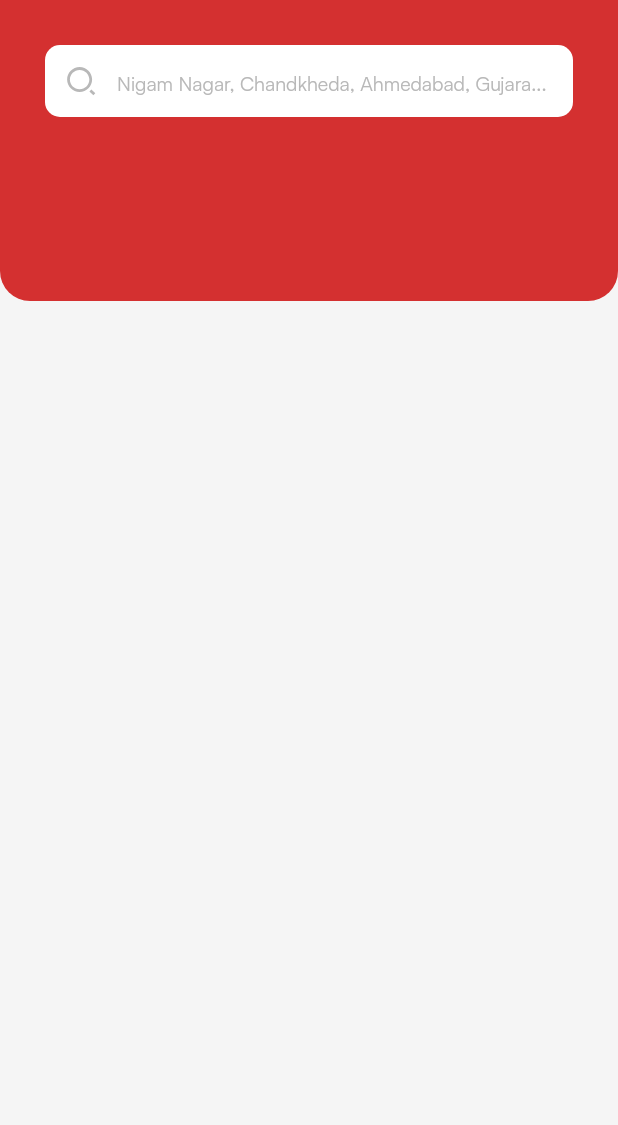
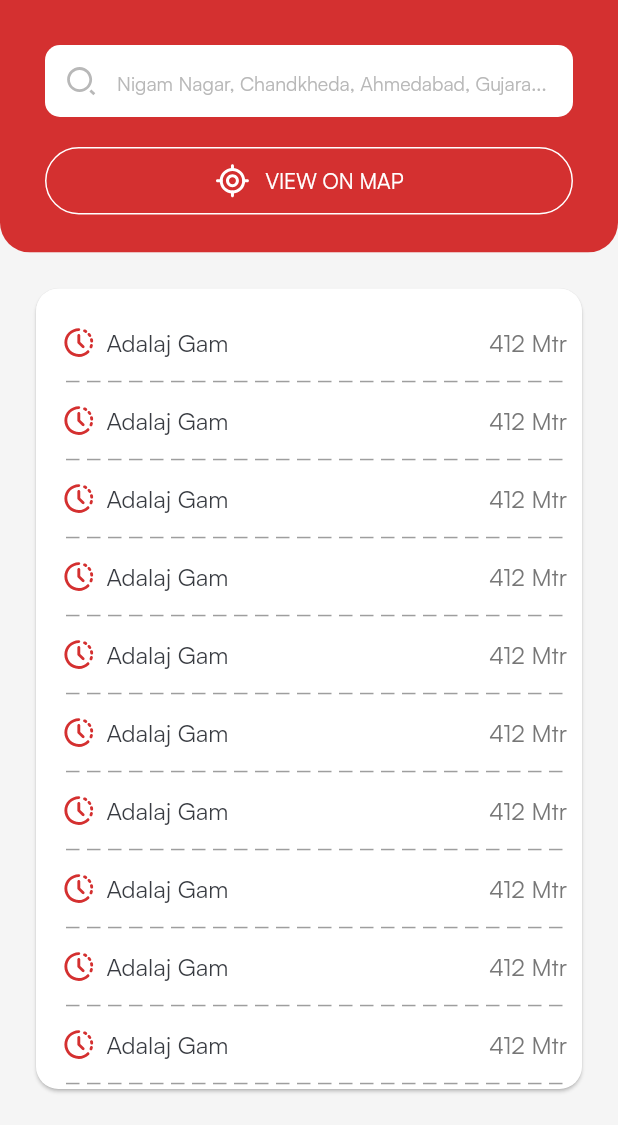
Before and after one commit to AshokSongara/ahmedabad_brts_amts, a Flutter app: the NearByScreen screen opened directly, on a phone screen of 412 x 824 dp, the part 111-1236 px from its top. Run offline on Flutter 3.47's test engine with Material 2 defaults, Android fonts, the phone set to English and light mode, and no system bars; our stand-ins replace bloc, equatable, firebase_auth, firebase_messaging, flutter_bloc, flutter_svg and 4 more; accounts and stored records are empty.

Commit message:
#nearby screen implementations done

```diff
--- a/lib/domain/repositories/customer/customer_repository.dart
+++ b/lib/domain/repositories/customer/customer_repository.dart
@@ -1,5 +1,5 @@
 import 'package:ahmedabad_brts_amts/data/models/login_response.dart';
 
 abstract class CustomerRepository {
-  Future<LoginResponse> loginUser(Map<String,String> body);
+  Future<LoginResponse> registerUser(dynamic body);
 }
--- a/lib/domain/usecases/customer/login_customer_usecase.dart
+++ b/lib/domain/usecases/customer/login_customer_usecase.dart
@@ -11,6 +11,6 @@ class LoginCustomerUseCase implements UseCase<LoginResponse, Params> {
 
   @override
   Future<LoginResponse> call(Params params) {
-    return customerRepository.loginUser(params.data);
+    return customerRepository.registerUser(params.data);
   }
 }
--- a/lib/main.dart
+++ b/lib/main.dart
@@ -1,6 +1,7 @@
 import 'package:ahmedabad_brts_amts/presentation/pages/dashboard/dashboard_screen.dart';
 import 'package:ahmedabad_brts_amts/presentation/pages/dashboard/route_details_screen.dart';
 import 'package:ahmedabad_brts_amts/presentation/pages/lrf/splash_screen.dart';
+import 'package:ahmedabad_brts_amts/presentation/pages/nearby/nearby_sreen.dart';
 import 'package:ahmedabad_brts_amts/presentation/pages/passenger_details/passenger_details.dart';
 import 'package:flutter/material.dart';
 import 'package:flutter/services.dart';
@@ -33,7 +34,7 @@ class MyApp extends StatelessWidget {
       theme: darkThemeData,
       themeMode: ThemeMode.dark,
       darkTheme: darkThemeData,
-      home: SplashScreen(),
+      home: NearByScreen(),
       initialRoute: RouteHelper.getInitialRoute(),
       getPages: RouteHelper.routes,
     );
--- a/lib/presentation/pages/nearby/nearby_sreen.dart
+++ b/lib/presentation/pages/nearby/nearby_sreen.dart
@@ -1,3 +1,5 @@
+import 'package:ahmedabad_brts_amts/presentation/widgets/base/dashedLine_painter.dart';
+import 'package:ahmedabad_brts_amts/presentation/widgets/base/nearby_item_widget.dart';
 import 'package:ahmedabad_brts_amts/utils/app_colors.dart';
 import 'package:ahmedabad_brts_amts/utils/dimensions.dart';
 import 'package:ahmedabad_brts_amts/utils/image_constant.dart';
@@ -22,13 +24,15 @@ class _NearByScreenState extends State<NearByScreen> {
   Widget build(BuildContext context) {
     return Scaffold(
       backgroundColor: AppColors.appBackground,
-      body: Stack(children: [
+      body: Column(
+        children: [
+          Stack(children: [
             ClipRRect(
               borderRadius: const BorderRadius.only(
                   bottomLeft: Radius.circular(20),
                   bottomRight: Radius.circular(20)),
               child: Container(
-            height: MediaQuery.of(context).size.height / 3,
+                height: MediaQuery.of(context).size.height / 3.4,
                 color: AppColors.primaryColor,
                 child: Column(children: [
                   SizedBox(height: 25),
@@ -74,11 +78,63 @@ class _NearByScreenState extends State<NearByScreen> {
                       hintStyle: satoshiSmall.copyWith(
                           color: AppColors.lightGray, fontSize: 13),
                     ),
-              )
+                  ),
+                  SizedBox(
+                    height: Dimensions.dp20,
+                  ),
+                  Container(
+                    height: Dimensions.dp45,
+                    margin: const EdgeInsets.only(
+                        left: Dimensions.dp30, right: Dimensions.dp30),
+                    decoration: BoxDecoration(
+                        border: Border.all(
+                          color: Colors.white,
+                        ),
+                        color: Colors.transparent,
+                        borderRadius: const BorderRadius.all(
+                            Radius.circular(Dimensions.dp50))),
+                    child: Container(
+                      child: Row(
+                          mainAxisAlignment: MainAxisAlignment.center,
+                          children: [
+                            SvgPicture.asset(ImageConstant.iCurrentLocation),
+                            const SizedBox(
+                              width: Dimensions.dp10,
+                            ),
+                            Text(
+                              "VIEW ON MAP",
+                              style: satoshiSmall.copyWith(
+                                  fontSize: 14, color: Colors.white),
+                            ),
                           ]),
                     ),
                   ),
                 ]),
+              ),
+            ),
+          ]),
+          Expanded(
+            child: Container(
+              margin: EdgeInsets.all(Dimensions.dp20),
+              child: Card(
+                  shape: RoundedRectangleBorder(
+                    borderRadius: BorderRadius.circular(15.0),
+                  ),
+                  color: Colors.white,
+                  child: ListView.separated(
+                      separatorBuilder: (context, index) => Container(
+                          margin: EdgeInsets.only(
+                              left: Dimensions.dp20, right: Dimensions.dp20),
+                          child: CustomPaint(painter: DashedLinePainter())),
+                      padding: EdgeInsets.only(top: 10),
+                      itemCount: 20,
+                      itemBuilder: (BuildContext context, int index) {
+                        return NearByItemWidget();
+                      })),
+            ),
+          )
+        ],
+      ),
     );
   }
 }
--- /dev/null
+++ b/lib/presentation/widgets/base/dashedLine_painter.dart
@@ -0,0 +1,18 @@
+import 'package:flutter/material.dart';
+
+class DashedLinePainter extends CustomPainter {
+  @override
+  void paint(Canvas canvas, Size size) {
+    double dashWidth = 9, dashSpace = 5, startX = 0;
+    final paint = Paint()
+      ..color = Colors.grey
+      ..strokeWidth = 1;
+    while (startX < size.width) {
+      canvas.drawLine(Offset(startX, 0), Offset(startX + dashWidth, 0), paint);
+      startX += dashWidth + dashSpace;
+    }
+  }
+
+  @override
+  bool shouldRepaint(CustomPainter oldDelegate) => false;
+}
--- /dev/null
+++ b/lib/presentation/widgets/base/nearby_item_widget.dart
@@ -0,0 +1,45 @@
+import 'package:flutter/material.dart';
+import 'package:flutter_svg/flutter_svg.dart';
+
+import '../../../utils/app_colors.dart';
+import '../../../utils/dimensions.dart';
+import '../../../utils/image_constant.dart';
+import '../../../utils/styles.dart';
+
+class NearByItemWidget extends StatelessWidget {
+  const NearByItemWidget({Key? key}) : super(key: key);
+
+  @override
+  Widget build(BuildContext context) {
+    return Container(
+      margin: const EdgeInsets.only(
+          left: Dimensions.dp10,
+          top: Dimensions.dp15,
+          right: Dimensions.dp10,
+          bottom: Dimensions.dp15),
+      child: Row(
+        crossAxisAlignment: CrossAxisAlignment.center,
+        children: [
+          Padding(
+            padding: const EdgeInsets.only(
+                left: 8.0, right: 8.0),
+            child: SvgPicture.asset(ImageConstant.iClock),
+          ),
+          Expanded(
+            child: Text(
+              "Adalaj Gam",
+              style: satoshiRegularSmall.copyWith(
+                  color: AppColors.darkGray),
+            ),
+          ),
+          Text(
+            "412 Mtr",
+            style: satoshiRegularSmall.copyWith(
+                color: AppColors.gray777777,
+                fontWeight: FontWeight.w400),
+          )
+        ],
+      ),
+    );
+  }
+}
--- a/lib/utils/app_colors.dart
+++ b/lib/utils/app_colors.dart
@@ -10,9 +10,11 @@ class AppColors{
   static const Color lightGray = Color(0xffB8B8B8);
   static const Color lightBlack = Color(0xff191919);
   static const Color gray555555 = Color(0xff555555);
+  static const Color grayDEDEDE = Color(0xffDEDEDE);
   static const Color grayD0D0D0 = Color(0xffD0D0D0);
   static const Color gray6E8EE7 = Color(0xffE6E8E7);
   static const Color grayC4C$C$ = Color(0xffC4C4C4);
+  static const Color gray777777 = Color(0xff777777);
   static const Color appBackground = Color(0xffF5F5F5);
 
 }
--- a/lib/utils/dimensions.dart
+++ b/lib/utils/dimensions.dart
@@ -14,6 +14,7 @@ class Dimensions {
   static const double dp20 = 20.0;
   static const double dp35 = 35.0;
   static const double dp40 = 40.0;
+  static const double dp45 = 45.0;
   static const double dp50 = 50.0;
   static const double dp55 = 55.0;
   static const double dp56 = 56.0;
--- a/lib/utils/image_constant.dart
+++ b/lib/utils/image_constant.dart
@@ -34,5 +34,7 @@ class ImageConstant {
   static const String iChat = 'assets/images/ic_chat.svg';
   static const String iArrowRight = 'assets/images/ic_arrow_right.svg';
   static const String iSearch = 'assets/images/ic_search.svg';
+  static const String iCurrentLocation = 'assets/images/ic_current_location.svg';
+  static const String iClock = 'assets/images/ic_clock.svg';
 
 }
```
Also changed, not shown: lib/api/api_client.dart (+1 -32 lines), lib/data/respositories/customer/customer_repository_impl.dart (+3 -19 lines), lib/utils/app_constants.dart (+19 -4 lines), assets/images/ic_clock.svg (added), assets/images/ic_current_location.svg (added). Lines whose indentation alone changed are shown as unchanged.
